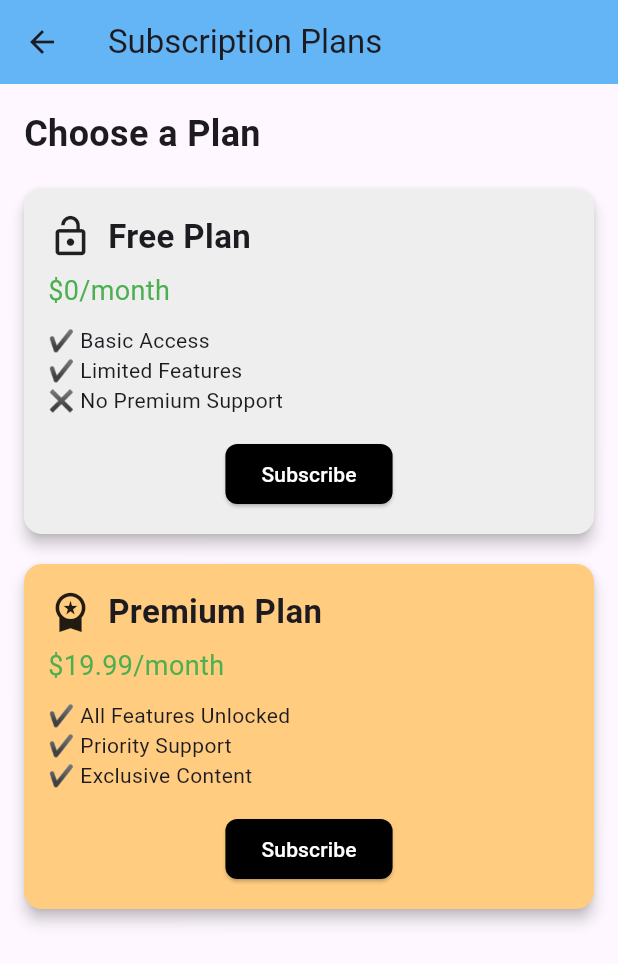
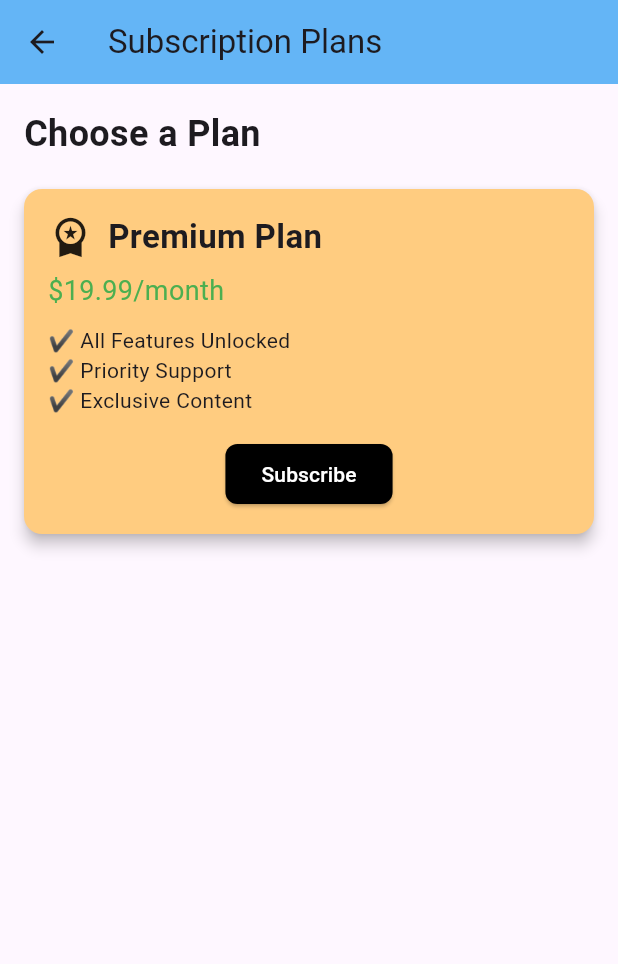
Before and after one commit to Kabir4874/Edulink_Hub_Flutter_App, a Flutter app: the SubscriptionPage screen opened by its route, on a phone screen of 412 x 824 dp. Shown: the top 964 px of the screen. Run offline on Flutter 3.47's test engine with Material 3 defaults, Android fonts, the phone set to English and light mode, and no system bars; our stand-ins replace image_picker, intl_phone_field, shared_preferences; accounts and stored records are empty.

Commit message:
adding subscription pages by sajjad

```diff
--- a/lib/screens/subscription_page.dart
+++ b/lib/screens/subscription_page.dart
@@ -1,4 +1,5 @@
 import 'package:flutter/material.dart';
+import 'package:edulinkhub/screens/funding_page.dart';
 
 class SubscriptionPage extends StatelessWidget {
   @override
@@ -22,18 +23,7 @@ class SubscriptionPage extends StatelessWidget {
               child: ListView(
                 children: [
                   _buildPlanCard(
-                    title: "Free Plan",
-                    price: "\$0/month",
-                    features: [
-                      "✔ Basic Access",
-                      "✔ Limited Features",
-                      "✖ No Premium Support"
-                    ],
-                    color: Colors.grey.shade200,
-                    icon: Icons.lock_open,
-                  ),
-
-                  _buildPlanCard(
+                    context,
                     title: "Premium Plan",
                     price: "\$19.99/month",
                     features: [
@@ -53,13 +43,12 @@ class SubscriptionPage extends StatelessWidget {
     );
   }
 
-  Widget _buildPlanCard({
-    required String title,
-    required String price,
-    required List<String> features,
-    required Color color,
-    required IconData icon,
-  }) {
+  Widget _buildPlanCard(BuildContext context,
+      {required String title,
+        required String price,
+        required List<String> features,
+        required Color color,
+        required IconData icon}) {
     return Card(
       shape: RoundedRectangleBorder(borderRadius: BorderRadius.circular(12)),
       color: color,
@@ -90,7 +79,9 @@ class SubscriptionPage extends StatelessWidget {
             SizedBox(height: 15),
             Center(
               child: ElevatedButton(
-                onPressed: () {},
+                onPressed: () {
+                  Navigator.pushNamed(context, '/subscription_payment');
+                },
                 style: ElevatedButton.styleFrom(
                   backgroundColor: Colors.black,
                   shape: RoundedRectangleBorder(
```
Also changed, not shown: lib/screens/subscription_payment_page.dart (added, +93 -0 lines).
